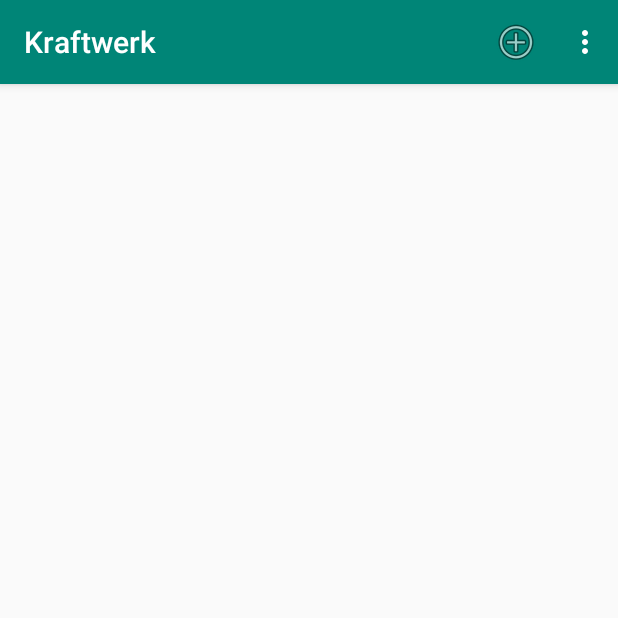
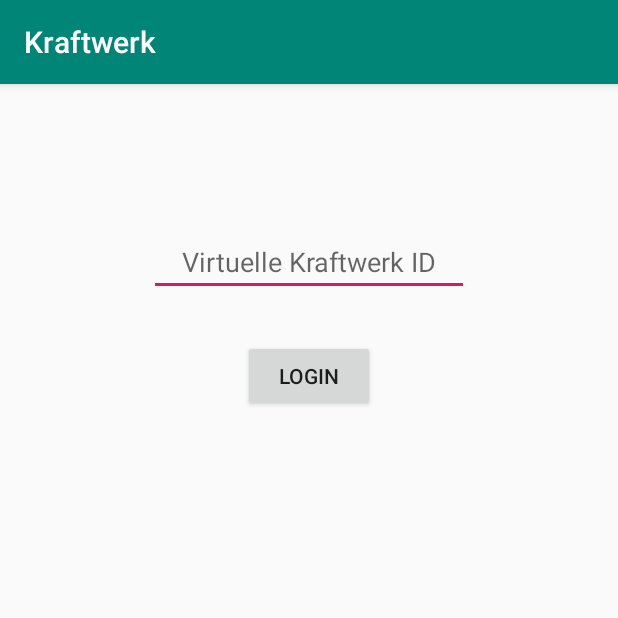
Before and after one commit to HakanAkkurt/Kraftwerk, an Android app: the screen it shows after launch (MainView before the commit, MainActivity after it), on a phone screen of 412 x 824 dp, the top half of it. Run offline under Robolectric (Android 15) with nearby library versions, the phone set to English and light mode, and no system bars.

Commit message:
Initial Commit

```diff
--- a/app/src/main/AndroidManifest.xml
+++ b/app/src/main/AndroidManifest.xml
@@ -12,12 +12,13 @@
         android:supportsRtl="true"
         android:configChanges="orientation|screenSize"
         android:theme="@style/AppTheme">
-        <activity android:name="hakan_akkurt.de.kraftwerk.MainView">
+        <activity android:name="hakan_akkurt.de.kraftwerk.MainActivity">
             <intent-filter>
                 <action android:name="android.intent.action.MAIN" />
                 <category android:name="android.intent.category.LAUNCHER" />
             </intent-filter>
         </activity>
+        <activity android:name="hakan_akkurt.de.kraftwerk.MainView"/>
         <activity android:name="hakan_akkurt.de.kraftwerk.KraftwerkCreate" />
         <activity android:name="hakan_akkurt.de.kraftwerk.KraftwerkDetailActivity"></activity>
     </application>
--- a/app/src/main/java/hakan_akkurt/de/kraftwerk/KraftwerkDatabase.java
+++ b/app/src/main/java/hakan_akkurt/de/kraftwerk/KraftwerkDatabase.java
@@ -11,15 +11,15 @@ import java.util.Calendar;
 import java.util.List;
 
 /**
- * Created by Hakan Akkurt on 03.02.2017.
+ * Created by Hakan Akkurt on 06.04.2019.
  */
 
-/*Diese Klasse stellt uns eine SQL Datenbank für Todos zur Verfügung*/
+
 public class KraftwerkDatabase extends SQLiteOpenHelper {
     public static KraftwerkDatabase INSTANCE = null;
 
     private static final String DB_NAME = "KRAFTWERKE";
-    private static final int VERSION = 9;
+    private static final int VERSION = 10;
     private static final String TABLE_NAME = "kraftwerke";
 
     public static final String ID_COLUMN = "ID";
@@ -54,7 +54,7 @@ public class KraftwerkDatabase extends SQLiteOpenHelper {
                 + BILDDERANLAGE_COLUMN + " TEXT DEFAULT NULL, " + LEISTUNGINKW_COLUMN + " INTEGER DEFAULT NULL, "
                 + ANSCHAFFUNGSDATUM_COLUMN + " INTEGER DEFAULT NULL, " + HERSTELLERNAME_COLUMN + " TEXT DEFAULT NULL, "
                 + KAUFPREIS_COLUMN + " INTEGER DEFAULT NULL, " + EINSATZORT_COLUMN + " TEXT DEFAULT NULL, "
-                + BETRIEBSDAUER_COLUMN + " INTEGER DEFAULT NULL, " + VIRTUELLEKRAFTWERKID + " TEXT DEFAULT NULL)";
+                + BETRIEBSDAUER_COLUMN + " INTEGER DEFAULT NULL, " + VIRTUELLEKRAFTWERKID + " INTEGER)";
 
         sqLiteDatabase.execSQL(createQuery);
     }
@@ -79,7 +79,7 @@ public class KraftwerkDatabase extends SQLiteOpenHelper {
         values.put(KAUFPREIS_COLUMN, kraftwerk.getKaufpreis());
         values.put(EINSATZORT_COLUMN, kraftwerk.getEinsatzort());
         values.put(BETRIEBSDAUER_COLUMN, kraftwerk.getBetriebsdauer());
-        values.put(VIRTUELLEKRAFTWERKID, kraftwerk.getVirtuelleKraftwerkId());
+        values.put(VIRTUELLEKRAFTWERKID, Globals.getvKraftwerkId());
 
         long newID = database.insert(TABLE_NAME, null, values);
 
@@ -89,7 +89,7 @@ public class KraftwerkDatabase extends SQLiteOpenHelper {
 
     }
 
-    //Die Methode zum Auslesen von gespeicherten Todos
+
     public Kraftwerk readKraftwerk(final long id) {
         SQLiteDatabase database = this.getReadableDatabase();
         Cursor cursor = database.query(TABLE_NAME, new String[]{ID_COLUMN, TYPDERERZEUGUNGSANLAGE_COLUMN, BILDDERANLAGE_COLUMN, LEISTUNGINKW_COLUMN,
@@ -131,7 +131,7 @@ public class KraftwerkDatabase extends SQLiteOpenHelper {
         List<Kraftwerk> kraftwerke = new ArrayList<>();
         SQLiteDatabase database = this.getReadableDatabase();
 
-        String query ="SELECT * FROM " + TABLE_NAME;
+        String query ="SELECT * FROM " + TABLE_NAME + " WHERE virtuellekraftwerkid LIKE " + Globals.getvKraftwerkId();
 
         //Extra Parameter für das SQL Query hinzufügen
         switch (Parameter) {
@@ -176,7 +176,7 @@ public class KraftwerkDatabase extends SQLiteOpenHelper {
         values.put(KAUFPREIS_COLUMN, kraftwerk.getKaufpreis());
         values.put(EINSATZORT_COLUMN, kraftwerk.getEinsatzort());
         values.put(BETRIEBSDAUER_COLUMN, kraftwerk.getBetriebsdauer());
-        values.put(VIRTUELLEKRAFTWERKID, kraftwerk.getVirtuelleKraftwerkId());
+        //values.put(VIRTUELLEKRAFTWERKID, kraftwerk.getVirtuelleKraftwerkId());
 
 
         database.update(TABLE_NAME, values, ID_COLUMN + " = ?", new String[]{String.valueOf(kraftwerk.getId())});
@@ -189,7 +189,7 @@ public class KraftwerkDatabase extends SQLiteOpenHelper {
 
     public Cursor berechneSumme(){
         SQLiteDatabase database = this.getWritableDatabase();
-        Cursor res = database.rawQuery("SELECT SUM(leistunginkw) FROM " + TABLE_NAME, null);
+        Cursor res = database.rawQuery("SELECT SUM(leistunginkw) FROM " + TABLE_NAME  + " WHERE virtuellekraftwerkid LIKE " + Globals.getvKraftwerkId(), null);
         return res;
     }
 
--- /dev/null
+++ b/app/src/main/java/hakan_akkurt/de/kraftwerk/MainActivity.java
@@ -0,0 +1,78 @@
+package hakan_akkurt.de.kraftwerk;
+
+import android.content.Intent;
+import android.database.Cursor;
+import android.database.sqlite.SQLiteDatabase;
+import android.os.Bundle;
+import android.support.v7.app.AppCompatActivity;
+import android.util.Log;
+import android.view.View;
+import android.widget.Button;
+import android.widget.EditText;
+import android.widget.Toast;
+
+
+public class MainActivity extends AppCompatActivity {
+
+    SQLiteDatabase myDB = null;
+
+    @Override
+    protected void onCreate(Bundle savedInstanceState) {
+        super.onCreate(savedInstanceState);
+        setContentView(R.layout.activity_main);
+
+        try {
+            myDB = this.openOrCreateDatabase("KraftwerkApp", MODE_PRIVATE, null);
+            myDB.execSQL("CREATE TABLE IF NOT EXISTS VKRAFTWERKIDS (id INTEGER PRIMARY KEY, name VARCHAR)");
+            myDB.execSQL("INSERT INTO VKRAFTWERKIDS (id, name) VALUES (100, 'KW1')");
+            myDB.execSQL("INSERT INTO VKRAFTWERKIDS (id, name) VALUES (200, 'KW2')");
+            myDB.execSQL("INSERT INTO VKRAFTWERKIDS (id, name) VALUES (300, 'KW3')");
+
+        } catch (Exception e) {
+            Log.e("Error", "Error", e);
+        }
+
+        final Button button = findViewById(R.id.btn_login);
+        button.setOnClickListener(new View.OnClickListener() {
+            public void onClick(View v) {
+
+                final EditText editTextVKW = findViewById(R.id.txt_vKwId);
+
+                String vkwId = editTextVKW.getText().toString();
+
+                Cursor cursor = myDB.rawQuery("SELECT id FROM VKRAFTWERKIDS where name='" + vkwId.trim() + "'", null);
+
+                try {
+                    if (cursor.getCount() < 1)
+                    {
+                        cursor.close();
+                        Toast.makeText(getApplicationContext(), "Unbekannte virtuelle Kraftwerk ID", Toast.LENGTH_LONG).show();
+                    }
+
+                    cursor.moveToFirst();
+                    String vKWid = cursor.getString(cursor.getColumnIndex("id"));
+                    cursor.close();
+
+                        Toast.makeText(getApplicationContext(), "Login Erfolgreich!", Toast.LENGTH_LONG).show();
+
+                        Globals.getInstance();
+                        Globals.setvKraftwerkId(vKWid);
+
+                        Intent myIntent = new Intent(MainActivity.this, MainView.class);
+                        myIntent.putExtra("VkwId", vkwId);
+                        MainActivity.this.startActivity(myIntent);
+
+                } catch (Exception e) {
+                    e.printStackTrace();
+                    System.out.println("Es ist ein Fehler aufgetreten: " + e.getMessage());
+                } finally {
+                    if (cursor != null) {
+                        cursor.close();
+                    }
+                }
+
+            }
+        });
+
+    }
+}
--- a/app/src/main/res/layout/activity_kraftwerk_create.xml
+++ b/app/src/main/res/layout/activity_kraftwerk_create.xml
@@ -131,7 +131,7 @@
                 android:text="Virtuelle Kraftwerk ID"
                 android:textAlignment="viewStart" />
 
-            <EditText
+            <TextView
                 android:id="@+id/virtuelleKraftwerkID"
                 android:layout_width="match_parent"
                 android:layout_height="wrap_content"
--- a/app/src/main/res/layout/activity_kraftwerk_detail.xml
+++ b/app/src/main/res/layout/activity_kraftwerk_detail.xml
@@ -131,7 +131,7 @@
             android:text="Virtuelle Kraftwerk ID"
             android:textAlignment="viewStart" />
 
-        <EditText
+        <TextView
             android:id="@+id/virtuelleKraftwerkID"
             android:layout_width="match_parent"
             android:layout_height="wrap_content"
--- /dev/null
+++ b/app/src/main/res/layout/activity_main.xml
@@ -0,0 +1,30 @@
+<?xml version="1.0" encoding="utf-8"?>
+<RelativeLayout xmlns:android="http://schemas.android.com/apk/res/android"
+    xmlns:tools="http://schemas.android.com/tools"
+    android:id="@+id/activity_main"
+    android:layout_width="match_parent"
+    android:layout_height="match_parent"
+    tools:context="hakan_akkurt.de.kraftwerk.MainActivity">
+
+    <EditText
+        android:layout_width="wrap_content"
+        android:layout_height="wrap_content"
+        android:inputType="textPersonName"
+        android:ems="10"
+        android:layout_alignParentTop="true"
+        android:layout_centerHorizontal="true"
+        android:layout_marginTop="96dp"
+        android:id="@+id/txt_vKwId"
+        android:textAlignment="center"
+        android:hint="Virtuelle Kraftwerk ID" />
+
+    <Button
+        android:text="Login"
+        android:layout_width="wrap_content"
+        android:layout_height="wrap_content"
+        android:layout_below="@+id/txt_vKwId"
+        android:layout_centerHorizontal="true"
+        android:layout_marginTop="29dp"
+        android:id="@+id/btn_login" />
+
+</RelativeLayout>
```
Also changed, not shown: app/src/main/java/hakan_akkurt/de/kraftwerk/Globals.java (added, +22 -0 lines), app/src/main/java/hakan_akkurt/de/kraftwerk/KraftwerkCreate.java (+3 -20 lines), app/src/main/java/hakan_akkurt/de/kraftwerk/KraftwerkDetailActivity.java (+2 -18 lines), app/src/main/java/hakan_akkurt/de/kraftwerk/MainView.java (+10 -4 lines), app/src/main/res/layout/activity_main_view.xml (+13 -1 lines).
